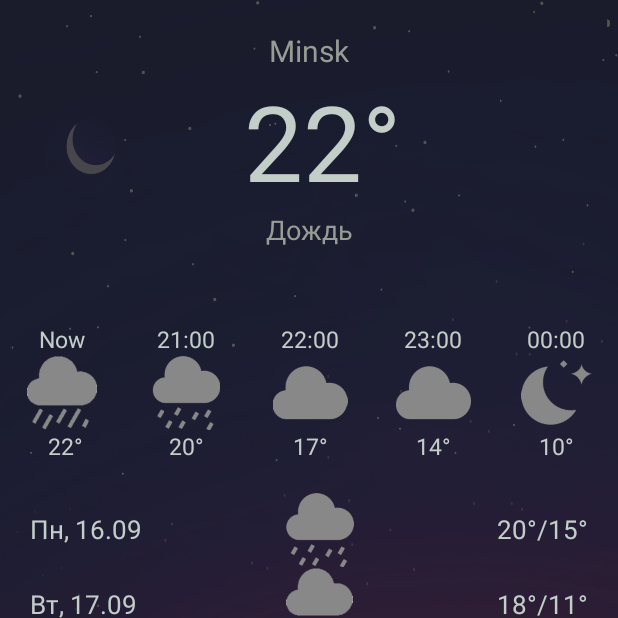
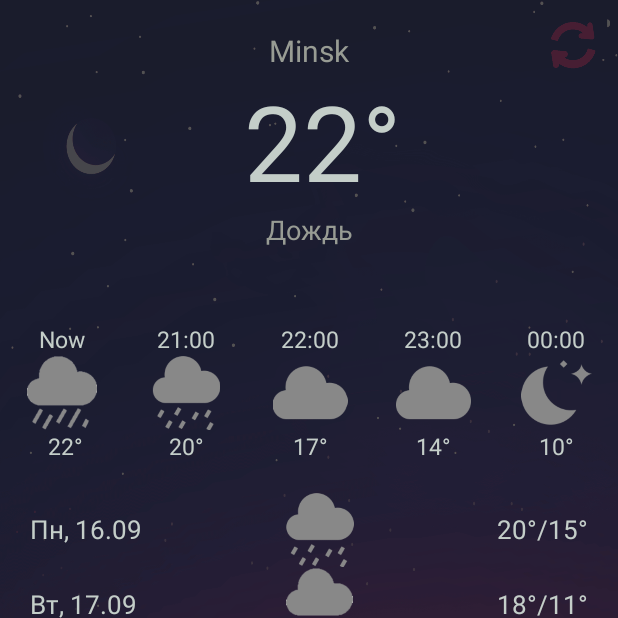
Before and after one commit to IlyaLagutskiy/AWeather, an Android app: the screen it shows after launch (MainActivity), on a phone screen of 412 x 824 dp, the top half of it. Run offline under Robolectric (Android 15) with nearby library versions, the phone set to English and light mode, and no system bars.

Commit message:
Added refresh button and dialog

```diff
--- a/app/src/main/java/com/example/aweather/MainActivity.java
+++ b/app/src/main/java/com/example/aweather/MainActivity.java
@@ -2,13 +2,43 @@ package com.example.aweather;
 
 import androidx.appcompat.app.AppCompatActivity;
 
+import android.app.AlertDialog;
 import android.os.Bundle;
+import android.view.View;
+import android.widget.ImageButton;
+import android.content.DialogInterface;
 
-public class MainActivity extends AppCompatActivity {
+public class MainActivity extends AppCompatActivity implements View.OnClickListener{
+
+    ImageButton refreshButton;
 
     @Override
     protected void onCreate(Bundle savedInstanceState) {
         super.onCreate(savedInstanceState);
         setContentView(R.layout.activity_main);
+        refreshButton = findViewById(R.id.refreshButton);
+        refreshButton.setOnClickListener(this);
     }
+
+   @Override
+   public void onClick(View view) {
+        switch (view.getId()){
+            case R.id.refreshButton:
+                AlertDialog.Builder builder = new AlertDialog.Builder(MainActivity.this);
+                builder.setTitle("Важное сообщение!")
+                        .setMessage("Покормите кота!")
+                        .setCancelable(false)
+                        .setNegativeButton("ОК, иду на кухню",
+                                new DialogInterface.OnClickListener() {
+                                    public void onClick(DialogInterface dialog, int id) {
+                                        dialog.cancel();
+                                    }
+                                });
+                AlertDialog alert = builder.create();
+                alert.show();
+                break;
+        }
+    }
+
+
 }
--- a/app/src/main/res/layout/activity_main.xml
+++ b/app/src/main/res/layout/activity_main.xml
@@ -1,5 +1,5 @@
 <?xml version="1.0" encoding="utf-8"?>
-<androidx.constraintlayout.widget.ConstraintLayout xmlns:android="http://schemas.android.com/apk/res/android"
+<RelativeLayout xmlns:android="http://schemas.android.com/apk/res/android"
     xmlns:app="http://schemas.android.com/apk/res-auto"
     xmlns:tools="http://schemas.android.com/tools"
     android:layout_width="match_parent"
@@ -12,7 +12,8 @@
         android:background="@drawable/bckgrnd"
         android:orientation="vertical"
         tools:layout_editor_absoluteX="0dp"
-        tools:layout_editor_absoluteY="0dp">
+        tools:layout_editor_absoluteY="0dp"
+        android:layout_centerInParent="true">
 
         <TextView
             android:layout_width="match_parent"
@@ -313,4 +314,13 @@
 
     </LinearLayout>
 
-</androidx.constraintlayout.widget.ConstraintLayout>
+    <ImageButton
+        android:layout_width="40dp"
+        android:layout_height="40dp"
+        android:layout_margin="10dp"
+        android:layout_alignParentRight="true"
+        android:layout_alignParentTop="true"
+        android:background="@drawable/reload"
+        android:id="@+id/refreshButton"/>
+
+</RelativeLayout>
```
Also changed, not shown: app/src/main/res/drawable/reload.png (added).
